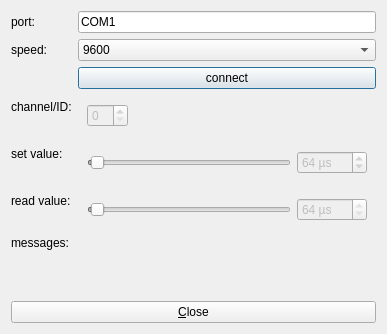
This is plugins/servo_pololu_maestro/dlgpololumaestrotester.ui in jkriege2/QuickFit3 as Qt 5 draws it before an edit. The edited form follows.
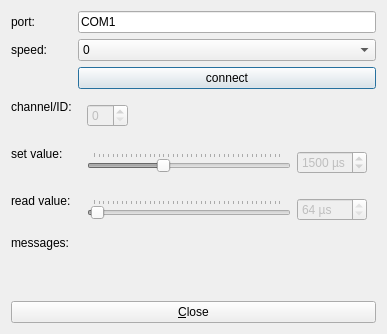
This is the edited form.

```diff
--- a/plugins/servo_pololu_maestro/dlgpololumaestrotester.ui
+++ b/plugins/servo_pololu_maestro/dlgpololumaestrotester.ui
@@ -74,6 +74,11 @@
      </item>
      <item row="1" column="1">
       <widget class="QComboBox" name="cmbBaudrate">
+       <item>
+        <property name="text">
+         <string>0</string>
+        </property>
+       </item>
        <item>
         <property name="text">
          <string>9600</string>
@@ -158,11 +163,17 @@
            <number>4080</number>
           </property>
           <property name="value">
-           <number>64</number>
+           <number>1500</number>
           </property>
           <property name="orientation">
            <enum>Qt::Horizontal</enum>
           </property>
+          <property name="tickPosition">
+           <enum>QSlider::TicksAbove</enum>
+          </property>
+          <property name="tickInterval">
+           <number>100</number>
+          </property>
          </widget>
         </item>
         <item>
@@ -174,7 +185,7 @@
            <number>4080</number>
           </property>
           <property name="value">
-           <number>64</number>
+           <number>1500</number>
           </property>
          </widget>
         </item>
@@ -207,6 +218,12 @@
           <property name="invertedControls">
            <bool>false</bool>
           </property>
+          <property name="tickPosition">
+           <enum>QSlider::TicksAbove</enum>
+          </property>
+          <property name="tickInterval">
+           <number>100</number>
+          </property>
          </widget>
         </item>
         <item>
```
Left out of the diff: 79 changed lines with no effect on the pictures.
